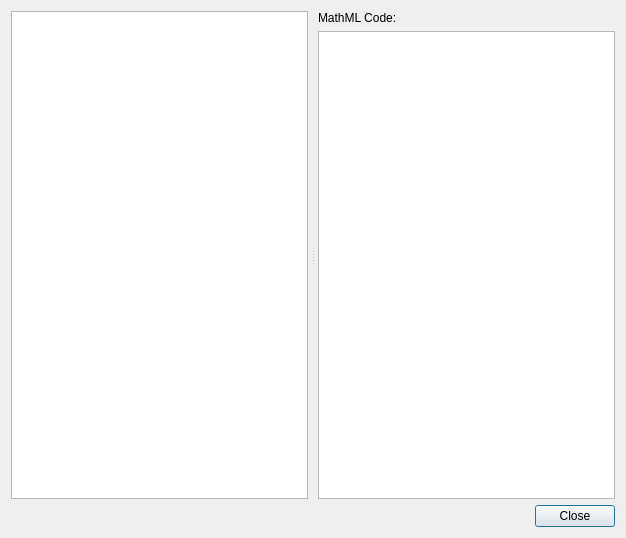
The window that src/forms/mathmlcodesdialog.ui (DinoZAR/CentralAccessReader) describes before a commit, drawn with Qt 5.
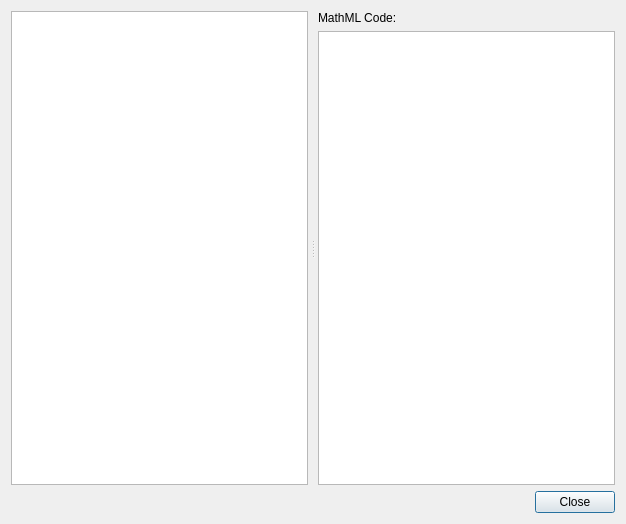
The same window after the commit. Icons and pictures are not drawn.

What changed in the file:
```diff
--- a/src/forms/mathmlcodesdialog.ui
+++ b/src/forms/mathmlcodesdialog.ui
@@ -7,7 +7,7 @@
     <x>0</x>
     <y>0</y>
     <width>626</width>
-    <height>538</height>
+    <height>524</height>
    </rect>
   </property>
   <property name="windowTitle">
```
Left out of the diff: 8 changed lines with no effect on the pictures.
